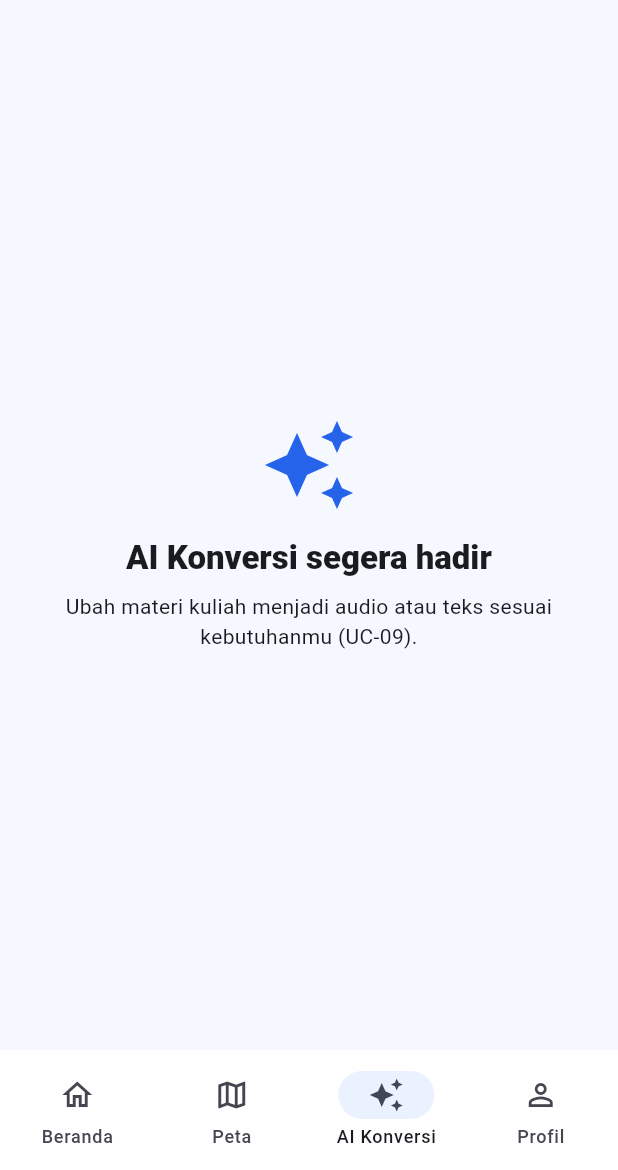
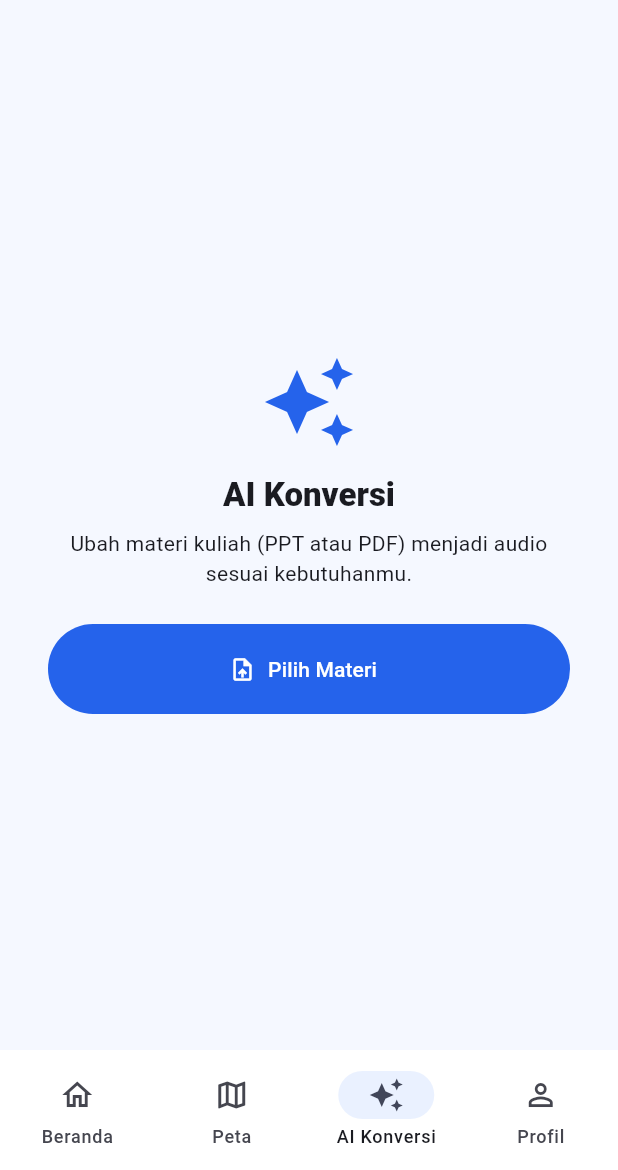
Before and after one commit to rewardhany/Difa_plus, a Flutter app: the HomePage screen opened by its route, item 3 of the bottom bar chosen, on a phone screen of 412 x 824 dp, the part 66-1236 px from its top. Run offline on Flutter 3.47's test engine with Material 3 defaults, Android fonts, the phone set to English and light mode, and no system bars; our stand-ins replace cloud_firestore, firebase_auth, firebase_core, flutter_tts; accounts and stored records are empty.

Commit message:
ubah tab AI Konversi: tambah tombol Pilih Materi

```diff
--- a/lib/pages/profile/home_page.dart
+++ b/lib/pages/profile/home_page.dart
@@ -285,7 +285,7 @@ class _HomePageState extends State<HomePage> {
 
   // ------------------------------------------------------------ AI Konversi
 
-  Widget _buildAiTab() {
+    Widget _buildAiTab() {
     return Padding(
       padding: const EdgeInsets.all(32),
       child: Column(
@@ -296,7 +296,7 @@ class _HomePageState extends State<HomePage> {
           ),
           const SizedBox(height: 16),
           Text(
-            'AI Konversi segera hadir',
+            'AI Konversi',
             style: Theme.of(context)
                 .textTheme
                 .titleLarge
@@ -304,8 +304,22 @@ class _HomePageState extends State<HomePage> {
           ),
           const SizedBox(height: 8),
           const Text(
-            'Ubah materi kuliah menjadi audio atau teks sesuai kebutuhanmu (UC-09).',
+            'Ubah materi kuliah (PPT atau PDF) menjadi audio sesuai kebutuhanmu.',
             textAlign: TextAlign.center,
+          ),
+          const SizedBox(height: 24),
+          SizedBox(
+            width: double.infinity,
+            height: 60,
+            child: FilledButton.icon(
+              onPressed: () {
+                ScaffoldMessenger.of(context).showSnackBar(
+                  const SnackBar(content: Text('Tombol Pilih Materi ditekan')),
+                );
+              },
+              icon: const Icon(Icons.upload_file),
+              label: const Text('Pilih Materi'),
+            ),
           ),
         ],
       ),
```
